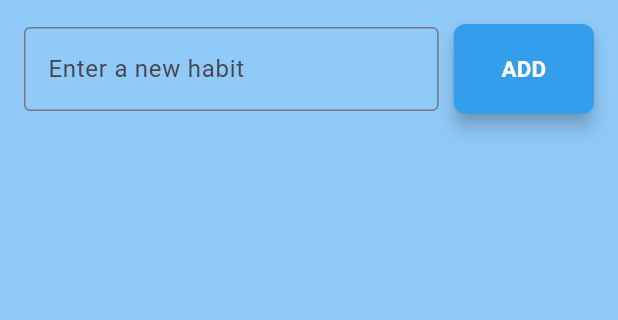
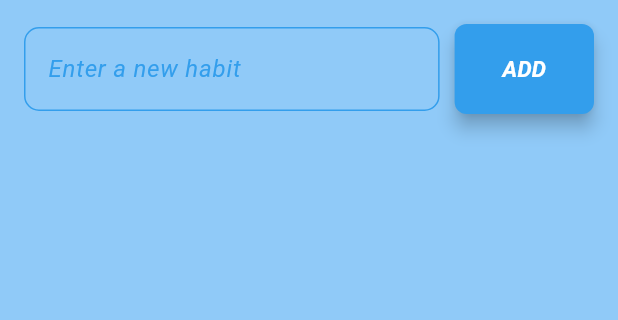
Before and after one commit to hamidd10/habit_tracker, a Flutter app: the screen it shows after launch, on a phone screen of 412 x 824 dp, the part 84-404 px from its top. Run offline on Flutter 3.47's test engine with Material 3 defaults, Android fonts, the phone set to English and light mode, and no system bars.

Commit message:
Finish app

```diff
--- a/lib/main.dart
+++ b/lib/main.dart
@@ -14,8 +14,6 @@ class HabitTrackerApp extends StatelessWidget {
     );
   }
 }
-
-
 
 class HabitListScreen extends StatefulWidget {
   @override
@@ -65,10 +63,26 @@ class _HabitListScreenState extends State<HabitListScreen> {
               children: [
                 Expanded(
                   child: TextField(
+                    style: const TextStyle(
+                        color: Color(0xFF339EEC), fontStyle: FontStyle.italic),
                     controller: habitController,
-                    decoration: const InputDecoration(
+                    decoration: InputDecoration(
                       hintText: 'Enter a new habit',
-                      border: OutlineInputBorder(),
+                      hintStyle: const TextStyle(
+                          color: Color(0xFF339EEC),
+                          fontStyle: FontStyle.italic),
+                      border: OutlineInputBorder(
+                        borderRadius: BorderRadius.circular(10),
+                        borderSide: const BorderSide(color: Color(0xFF339EEC)),
+                      ),
+                      focusedBorder: OutlineInputBorder(
+                        borderRadius: BorderRadius.circular(10),
+                        borderSide: const BorderSide(color: Color(0xFF339EEC)),
+                      ),
+                      enabledBorder: OutlineInputBorder(
+                        borderRadius: BorderRadius.circular(10),
+                        borderSide: const BorderSide(color: Color(0xFF339EEC)),
+                      ),
                     ),
                   ),
                 ),
@@ -82,12 +96,12 @@ class _HabitListScreenState extends State<HabitListScreen> {
                         borderRadius: BorderRadius.circular(8),
                       ),
                       elevation: 5,
-                      padding: const EdgeInsets.symmetric(horizontal: 32 , vertical: 21),
+                      padding: const EdgeInsets.symmetric(
+                          horizontal: 32, vertical: 21),
                       textStyle: const TextStyle(
                           fontSize: 15,
-                      fontWeight: FontWeight.bold
-                    )
-                  ),
+                          fontWeight: FontWeight.bold,
+                          fontStyle: FontStyle.italic)),
                   child: const Text('ADD'),
                 ),
               ],
@@ -102,11 +116,8 @@ class _HabitListScreenState extends State<HabitListScreen> {
                   child: Card(
                     shape: RoundedRectangleBorder(
                         side: const BorderSide(
-                        width: 3,
-                        color: Color(0xFF90CAF8)
-                      ),
-                      borderRadius: BorderRadius.circular(10)
-                    ),
+                            width: 3, color: Color(0xFF90CAF8)),
+                        borderRadius: BorderRadius.circular(10)),
                     child: ListTile(
                       tileColor: const Color(0xFF339EEC),
                       leading: Checkbox(
@@ -120,11 +131,15 @@ class _HabitListScreenState extends State<HabitListScreen> {
                           decoration: habits[index].isCompleted
                               ? TextDecoration.lineThrough
                               : TextDecoration.none,
-                          color: Colors.white
+                          color: Colors.white,
+                          fontStyle: FontStyle.italic,
                         ),
                       ),
                       trailing: IconButton(
-                        icon: const Icon(Icons.delete , color: Colors.white,),
+                        icon: const Icon(
+                          Icons.delete,
+                          color: Colors.white,
+                        ),
                         onPressed: () {
                           setState(() {
                             habits.removeAt(index);
```
Lines whose indentation alone changed are shown as unchanged.
